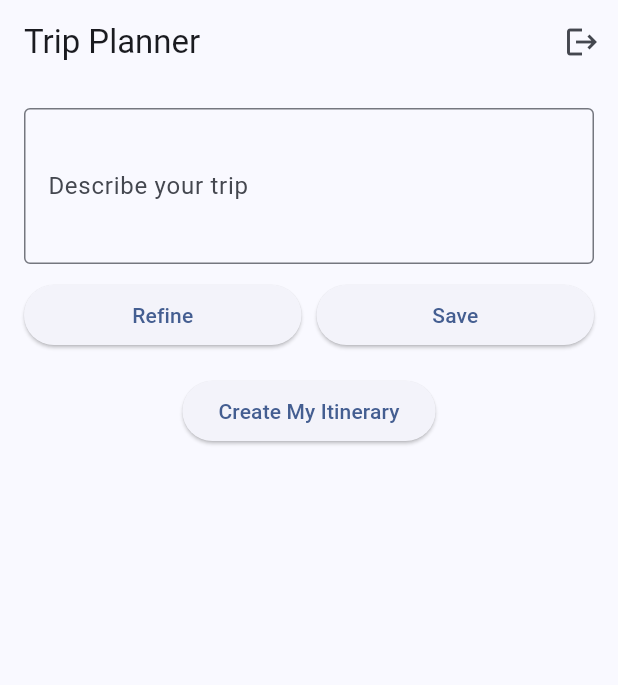
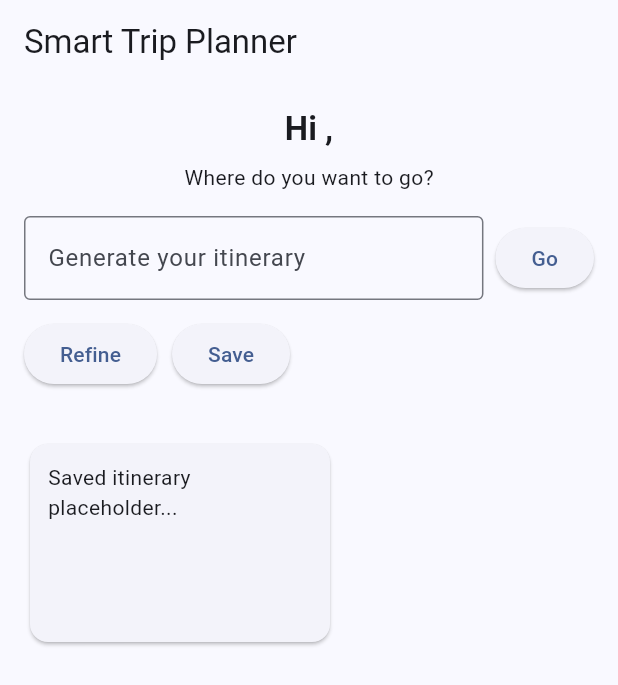
Before and after one commit to Mayank-2210/smart_trip_plan_flutter, a Flutter app: the HomeScreen screen opened directly with empty values, on a phone screen of 412 x 824 dp. Shown: the top 685 px of the screen. Run offline on Flutter 3.47's test engine with Material 3 defaults, Android fonts, the light colour scheme and no system bars; our stand-ins replace firebase_auth, firebase_core, google_sign_in; accounts and stored records are empty; network calls fail.

Commit message:
Setup The ollama Api to generate the Response

```diff
--- a/lib/main.dart
+++ b/lib/main.dart
@@ -1,7 +1,6 @@
 import 'package:firebase_auth/firebase_auth.dart';
 import 'package:flutter/material.dart';
 import 'package:firebase_core/firebase_core.dart';
-import 'package:smart_trip_plan/presentation/auth/signup_screen.dart';
 import 'package:smart_trip_plan/splash/splash_screen.dart';
 import 'firebase_options.dart';
 
--- /dev/null
+++ b/lib/presentation/home/fullscreen_iternary.dart
@@ -0,0 +1,26 @@
+import 'package:flutter/material.dart';
+
+class FullscreenItineraryScreen extends StatelessWidget {
+  final Map<String, dynamic> itinerary;
+
+  const FullscreenItineraryScreen({super.key, required this.itinerary});
+
+  @override
+  Widget build(BuildContext context) {
+    return Scaffold(
+      appBar: AppBar(
+        title: Text(itinerary['title'] ?? 'Itinerary'),
+        leading: BackButton(),
+      ),
+      body: Padding(
+        padding: const EdgeInsets.all(16),
+        child: SingleChildScrollView(
+          child: Text(
+            itinerary.toString(), // Display raw JSON for now
+            style: const TextStyle(fontFamily: 'monospace'),
+          ),
+        ),
+      ),
+    );
+  }
+}
--- a/lib/presentation/home/home_screen.dart
+++ b/lib/presentation/home/home_screen.dart
@@ -1,225 +1,189 @@
+// lib/presentation/home/home_screen.dart
+
 import 'package:flutter/material.dart';
-import 'package:url_launcher/url_launcher.dart'; // ✅ NEW: For opening Google Maps
-import 'package:share_plus/share_plus.dart'; // ✅ NEW: For sharing
-import 'package:firebase_auth/firebase_auth.dart'; // ✅ For logout
-import '../auth/signup_screen.dart';
+import 'package:smart_trip_plan/services/ollama_service.dart';
+import 'package:url_launcher/url_launcher.dart';
 
 class HomeScreen extends StatefulWidget {
   final String username;
 
-  const HomeScreen({Key? key, required this.username}) : super(key: key);
+  const HomeScreen({super.key, required this.username});
 
   @override
   State<HomeScreen> createState() => _HomeScreenState();
 }
 
 class _HomeScreenState extends State<HomeScreen> {
-  final TextEditingController _promptController = TextEditingController();
-  String? previousPrompt;
+  final _promptController = TextEditingController();
+  final ollamaService = OllamaService();
 
-  // ✅ Mocked AI response for now
   Map<String, dynamic>? itineraryJson;
+  bool isLoading = false;
 
-  /// ✅ MOCK: Simulate sending prompt to AI
+  String previousPrompt = "";
+
+  /// 🔁 Send prompt to backend via Ollama
   void _sendPrompt() async {
     final prompt = _promptController.text.trim();
     if (prompt.isEmpty) return;
 
     setState(() {
-      itineraryJson = {
-        "title": "Kyoto 5-Day Solo Trip",
-        "startDate": "2025-04-10",
-        "endDate": "2025-04-15",
-        "days": [
-          {
-            "date": "2025-04-10",
-            "summary": "Fushimi Inari & Gion",
-            "items": [
-              {
-                "time": "09:00",
-                "activity": "Climb Fushimi Inari Shrine",
-                "location": "34.9671,135.7727"
-              },
-              {
-                "time": "14:00",
-                "activity": "Lunch at Nishiki Market",
-                "location": "35.0047,135.7630"
-              },
-              {
-                "time": "18:30",
-                "activity": "Evening walk in Gion",
-                "location": "35.0037,135.7788"
-              }
-            ]
-          }
-        ]
-      };
+      isLoading = true;
+      itineraryJson = null;
+    });
+
+    try {
+      final result = await ollamaService.generateItinerary(prompt);
+
+      setState(() {
+        itineraryJson = result;
         previousPrompt = prompt;
       });
-  }
 
-  /// ✅ Open Google Maps with first location
-  void _openFirstLocation() {
-    if (itineraryJson != null &&
-        itineraryJson!["days"] != null &&
-        itineraryJson!["days"].isNotEmpty) {
-      final firstLocation = itineraryJson!["days"][0]["items"][0]["location"];
-      final url = "https://www.google.com/maps/search/?api=1&query=$firstLocation";
-      launchUrl(Uri.parse(url));
+      ScaffoldMessenger.of(context).showSnackBar(
+        const SnackBar(content: Text("Itinerary generated successfully")),
+      );
+    } catch (e) {
+      print("AI Error: $e");
+      ScaffoldMessenger.of(context).showSnackBar(
+        SnackBar(content: Text("Failed to generate itinerary: $e")),
+      );
+    } finally {
+      setState(() => isLoading = false);
     }
   }
 
-  /// ✅ Save itinerary to local cache (placeholder for Isar)
-  void _saveItinerary() {
-    if (itineraryJson != null) {
-      print("Saving itinerary...");
-      // TODO: Use Isar to save prompt + response
-      setState(() {
-        _promptController.clear(); // ✅ Clear input after save
-      });
-    }
+  /// 🌍 Open first location in Maps
+  void _openMap() {
+    if (itineraryJson == null) return;
+
+    final coords = itineraryJson!['days'][0]['items'][0]['location'];
+    final uri = Uri.parse("https://www.google.com/maps/search/?api=1&query=$coords");
+
+    launchUrl(uri, mode: LaunchMode.externalApplication);
   }
 
-  /// ✅ Refine prompt (bring old back to box)
+  /// 📝 Refine prompt
   void _refinePrompt() {
-    if (previousPrompt != null) {
-      setState(() {
-        _promptController.text = previousPrompt!;
-      });
-    }
+    _promptController.text = previousPrompt;
   }
 
-  /// ✅ Share itinerary (share title for now)
-  void _shareItinerary() {
-    if (itineraryJson != null) {
-      final title = itineraryJson!["title"];
-      Share.share("Check out my trip plan: $title");
-    }
-  }
-
-  /// ✅ Delete itinerary from memory (mock)
-  void _deleteItinerary() {
-    setState(() {
-      itineraryJson = null;
-      previousPrompt = null;
-    });
+  /// 💾 Save itinerary (placeholder)
+  void _saveItinerary() {
+    print("TODO: Save to local Isar DB.");
+    _promptController.clear();
   }
 
   @override
   Widget build(BuildContext context) {
+    final theme = Theme.of(context);
+
     return Scaffold(
-      appBar: AppBar(
-        title: const Text("Trip Planner"),
-        actions: [
-          IconButton(
-            icon: const Icon(Icons.logout),
-            onPressed: () async {
-              await FirebaseAuth.instance.signOut();
-              Navigator.pushReplacement(
-                context,
-                MaterialPageRoute(builder: (_) => const SignUpScreen()),
-              );
-            },
-          ),
-        ],
-      ),
-      body: Padding(
+      appBar: AppBar(title: const Text("Smart Trip Planner"), automaticallyImplyLeading: false),
+      body: SafeArea(
+        child: Padding(
           padding: const EdgeInsets.all(16),
           child: Column(
             children: [
-            TextField(
-              controller: _promptController,
-              decoration: InputDecoration(
-                labelText: "Describe your trip",
-                hintText: "e.g. 4 days in Tokyo for a solo traveler...",
-                border: OutlineInputBorder(),
-              ),
-              maxLines: 3,
-            ),
-            const SizedBox(height: 10),
+              Text("Hi ${widget.username},", style: theme.textTheme.titleLarge?.copyWith(fontWeight: FontWeight.bold)),
+              const SizedBox(height: 8),
+              const Text("Where do you want to go?"),
 
+              const SizedBox(height: 16),
               Row(
                 children: [
                   Expanded(
-                  child: ElevatedButton(
-                    onPressed: _refinePrompt,
-                    child: const Text("Refine"),
+                    child: TextField(
+                      controller: _promptController,
+                      decoration: const InputDecoration(
+                        hintText: "Generate your itinerary",
+                        border: OutlineInputBorder(),
                       ),
                     ),
+                  ),
+                  const SizedBox(width: 8),
+                  ElevatedButton(
+                    onPressed: isLoading ? null : _sendPrompt,
+                    child: isLoading
+                        ? const SizedBox(
+                            height: 18,
+                            width: 18,
+                            child: CircularProgressIndicator(strokeWidth: 2),
+                          )
+                        : const Text("Go"),
+                  )
+                ],
+              ),
+
+              const SizedBox(height: 12),
+              Row(
+                children: [
+                  ElevatedButton(onPressed: _refinePrompt, child: const Text("Refine")),
                   const SizedBox(width: 10),
+                  ElevatedButton(onPressed: _saveItinerary, child: const Text("Save")),
+                ],
+              ),
+
+              const SizedBox(height: 16),
+              if (itineraryJson != null)
                 Expanded(
-                  child: ElevatedButton(
-                    onPressed: _saveItinerary,
-                    child: const Text("Save"),
+                  child: Card(
+                    elevation: 3,
+                    child: Padding(
+                      padding: const EdgeInsets.all(16),
+                      child: ListView(
+                        children: [
+                          Text(itineraryJson!['title'],
+                              style: theme.textTheme.titleLarge?.copyWith(fontWeight: FontWeight.bold)),
+
+                          const SizedBox(height: 8),
+                          Text("${itineraryJson!['startDate']} → ${itineraryJson!['endDate']}"),
+
+                          const SizedBox(height: 16),
+
+                          for (var day in itineraryJson!['days']) ...[
+                            Text(" ${day['date']} - ${day['summary']}",
+                                style: const TextStyle(fontWeight: FontWeight.bold)),
+                            const SizedBox(height: 6),
+                            for (var item in day['items'])
+                              Padding(
+                                padding: const EdgeInsets.only(bottom: 4),
+                                child: Text("${item['time']} - ${item['activity']} (${item['location']})"),
+                              ),
+                            const SizedBox(height: 12),
+                          ],
+
+                          ElevatedButton.icon(
+                            onPressed: _openMap,
+                            icon: const Icon(Icons.map),
+                            label: const Text("Open First Location in Maps"),
+                          )
+                        ],
+                      ),
+                    ),
+                  ),
+                ),
+
+              const SizedBox(height: 16),
+
+              // Placeholder for saved itineraries
+              SizedBox(
+                height: 140,
+                child: ListView(
+                  scrollDirection: Axis.horizontal,
+                  children: [
+                    Card(
+                      child: Container(
+                        width: 200,
+                        padding: const EdgeInsets.all(12),
+                        child: const Text("Saved itinerary placeholder..."),
                       ),
                     ),
                   ],
                 ),
-
-            const SizedBox(height: 16),
-
-            ElevatedButton(
-              onPressed: _sendPrompt,
-              child: const Text("Create My Itinerary"),
-            ),
-
-            const SizedBox(height: 20),
-
-            if (itineraryJson != null) ...[
-              Text(
-                itineraryJson!["title"] ?? "Your Itinerary",
-                style: const TextStyle(fontWeight: FontWeight.bold, fontSize: 18),
-              ),
-              const SizedBox(height: 8),
-              Text(
-                "Start: ${itineraryJson!["startDate"]}  →  End: ${itineraryJson!["endDate"]}",
-              ),
-              const SizedBox(height: 12),
-              ListView.builder(
-                shrinkWrap: true,
-                itemCount: itineraryJson!["days"].length,
-                itemBuilder: (context, index) {
-                  final day = itineraryJson!["days"][index];
-                  return Card(
-                    child: ListTile(
-                      title: Text("${day["date"]}: ${day["summary"]}"),
-                      subtitle: Column(
-                        crossAxisAlignment: CrossAxisAlignment.start,
-                        children: List.generate(
-                          day["items"].length,
-                          (i) {
-                            final item = day["items"][i];
-                            return Text("${item["time"]} - ${item["activity"]}");
-                          },
-                        ),
-                      ),
-                    ),
-                  );
-                },
-              ),
-
-              Row(
-                mainAxisAlignment: MainAxisAlignment.spaceEvenly,
-                children: [
-                  IconButton(
-                    icon: const Icon(Icons.map),
-                    onPressed: _openFirstLocation,
-                    tooltip: "Open Map",
-                  ),
-                  IconButton(
-                    icon: const Icon(Icons.share),
-                    onPressed: _shareItinerary,
-                    tooltip: "Share Itinerary",
-                  ),
-                  IconButton(
-                    icon: const Icon(Icons.delete),
-                    onPressed: _deleteItinerary,
-                    tooltip: "Delete",
               ),
             ],
           ),
-            ]
-          ],
         ),
       ),
     );
--- /dev/null
+++ b/lib/services/ollama_service.dart
@@ -0,0 +1,25 @@
+// lib/services/ollama_service.dart
+
+import 'dart:convert';
+import 'package:http/http.dart' as http;
+
+/// OllamaService communicates with your Node.js backend to get itineraries from Ollama
+class OllamaService {
+  // ✅ Update to your backend URL (localhost or production IP)
+  final String backendUrl = 'http://localhost:5000/api/ai/generate-itinerary';
+
+  /// Sends prompt and gets structured itinerary
+  Future<Map<String, dynamic>> generateItinerary(String prompt) async {
+    final uri = Uri.parse(backendUrl);
+    final headers = {'Content-Type': 'application/json'};
+    final body = jsonEncode({'prompt': prompt});
+
+    final response = await http.post(uri, headers: headers, body: body);
+
+    if (response.statusCode == 200) {
+      return jsonDecode(response.body);
+    } else {
+      throw Exception('Failed to generate itinerary from backend: ${response.statusCode}');
+    }
+  }
+}
--- a/lib/splash/splash_screen.dart
+++ b/lib/splash/splash_screen.dart
@@ -5,7 +5,7 @@ import '../presentation/auth/signup_screen.dart';
 import '../presentation/home/home_screen.dart';
 
 class SplashScreen extends StatefulWidget {
-  const SplashScreen({Key? key}) : super(key: key);
+  const SplashScreen({super.key});
 
   @override
   State<SplashScreen> createState() => _SplashScreenState();
--- a/pubspec.yaml
+++ b/pubspec.yaml
@@ -36,6 +36,7 @@ dependencies:
   flutter_riverpod: ^2.6.1
   url_launcher: ^6.2.5
   share_plus: ^7.2.1
+  http: ^0.13.6
   # The following adds the Cupertino Icons font to your application.
   # Use with the CupertinoIcons class for iOS style icons.
   cupertino_icons: ^1.0.8
```
Also changed, not shown: lib/services/auth_service.dart (+38 -88 lines), lib/services/gemini_service.dart (deleted, +0 -59 lines), pubspec.lock. Lines whose indentation alone changed are shown as unchanged.
